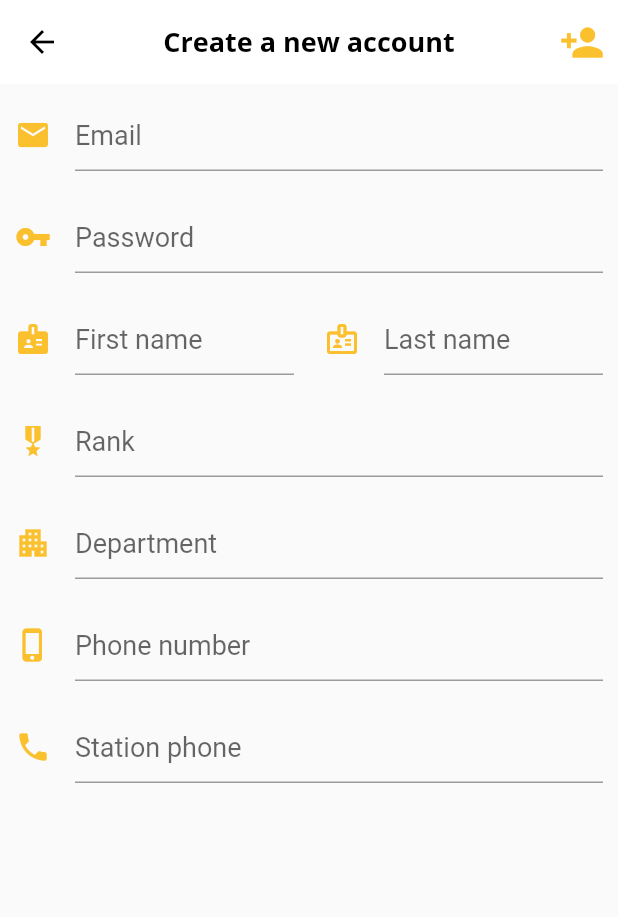
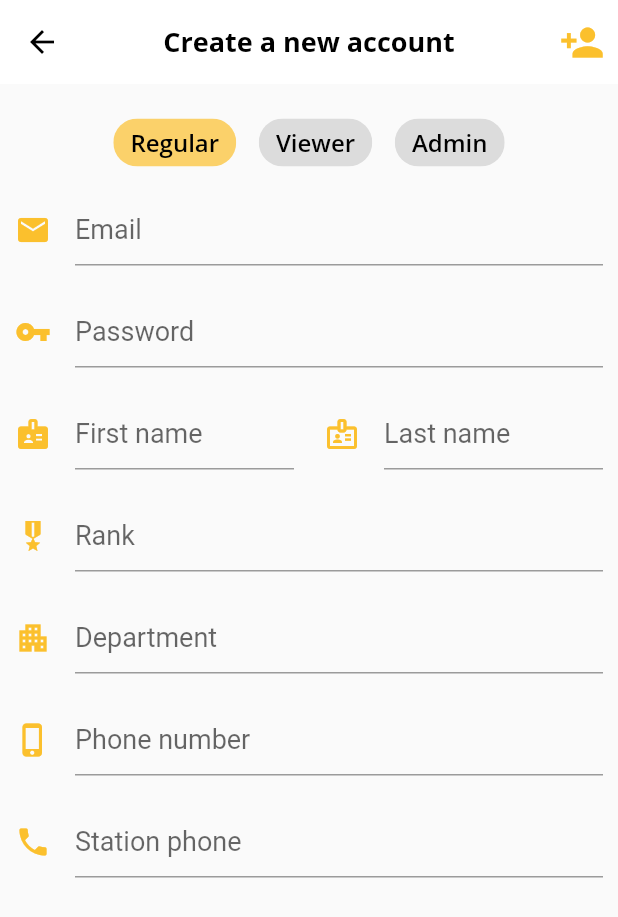
Before and after one commit to Augie33/WPD, a Flutter app: the CreateAccountScreen screen opened directly, on a phone screen of 412 x 824 dp. Shown: the top 917 px of the screen. Run offline on Flutter 3.47's test engine with Material 2 defaults, Android fonts, the phone set to English and light mode, and no system bars; our stand-ins replace bot_toast, device_preview, dio, file_picker, flutter_hooks, flutter_riverpod and 15 more; missing offline and left inert: dio_http, flutter_cached_pdfview; accounts and stored records are empty; network calls fail.

Commit message:
added Choice Chips for the roles

```diff
--- a/wpd_app/lib/ui/screens/create_account_screen.dart
+++ b/wpd_app/lib/ui/screens/create_account_screen.dart
@@ -93,7 +93,7 @@
                     phoneNumber: phoneNumberController.text,
                     department: departmentController.text,
                     stationPhoneNumber: stationPhoneNumberController.text,
-                    role: 'police',
+                    role: Roles.regular,
                   ),
                   password: passwordController.text,
                 );
@@ -106,6 +106,8 @@
             key: _key,
             child: Column(
               children: [
+                const SizedBox(height: 15),
+                const RoleOptions(),
                 CustomInputTextField(
                   controller: emailController,
                   validator: _validateEmail,
@@ -186,3 +188,47 @@
     );
   }
 }
+
+class RoleOptions extends ConsumerWidget {
+  const RoleOptions({Key? key}) : super(key: key);
+
+  @override
+  Widget build(BuildContext context, WidgetRef ref) {
+    final createAccountViewModel =
+        ref.watch(CreateAccountScreenViewModelProvider.provider);
+
+    return Wrap(
+      spacing: 15,
+      runSpacing: 15,
+      children: [
+        ChoiceChip(
+          label: const Text('Regular'),
+          labelStyle: Theme.of(context).textTheme.headline3,
+          selectedColor: Theme.of(context).primaryColor.withOpacity(0.7),
+          selected: createAccountViewModel.newRole == Roles.regular,
+          onSelected: (_) {
+            createAccountViewModel.setNewRole(Roles.regular);
+          },
+        ),
+        ChoiceChip(
+          label: const Text('Viewer'),
+          labelStyle: Theme.of(context).textTheme.headline3,
+          selectedColor: Theme.of(context).primaryColor.withOpacity(0.7),
+          selected: createAccountViewModel.newRole == Roles.viewer,
+          onSelected: (_) {
+            createAccountViewModel.setNewRole(Roles.viewer);
+          },
+        ),
+        ChoiceChip(
+          label: const Text('Admin'),
+          labelStyle: Theme.of(context).textTheme.headline3,
+          selectedColor: Theme.of(context).primaryColor.withOpacity(0.7),
+          selected: createAccountViewModel.newRole == Roles.admin,
+          onSelected: (_) {
+            createAccountViewModel.setNewRole(Roles.admin);
+          },
+        ),
+      ],
+    );
+  }
+}
--- a/wpd_app/lib/view_models/create_account_screen_viewmodel.dart
+++ b/wpd_app/lib/view_models/create_account_screen_viewmodel.dart
@@ -19,6 +19,14 @@ class CreateAccountScreenViewModel extends ChangeNotifier {
 
   bool _loading = false;
   bool get isLoading => _loading;
+  String _newRole = Roles.regular;
+
+  String get newRole => _newRole;
+
+  void setNewRole(String role) {
+    _newRole = role;
+    notifyListeners();
+  }
 
   Future<void> createUser({
     required User newUser,
@@ -42,7 +50,7 @@ class CreateAccountScreenViewModel extends ChangeNotifier {
           'department': newUser.department,
           'phoneNumber': newUser.phoneNumber,
           'stationPhoneNumber': newUser.stationPhoneNumber,
-          'role': newUser.role,
+          'role': _newRole,
         },
       );
 
```
